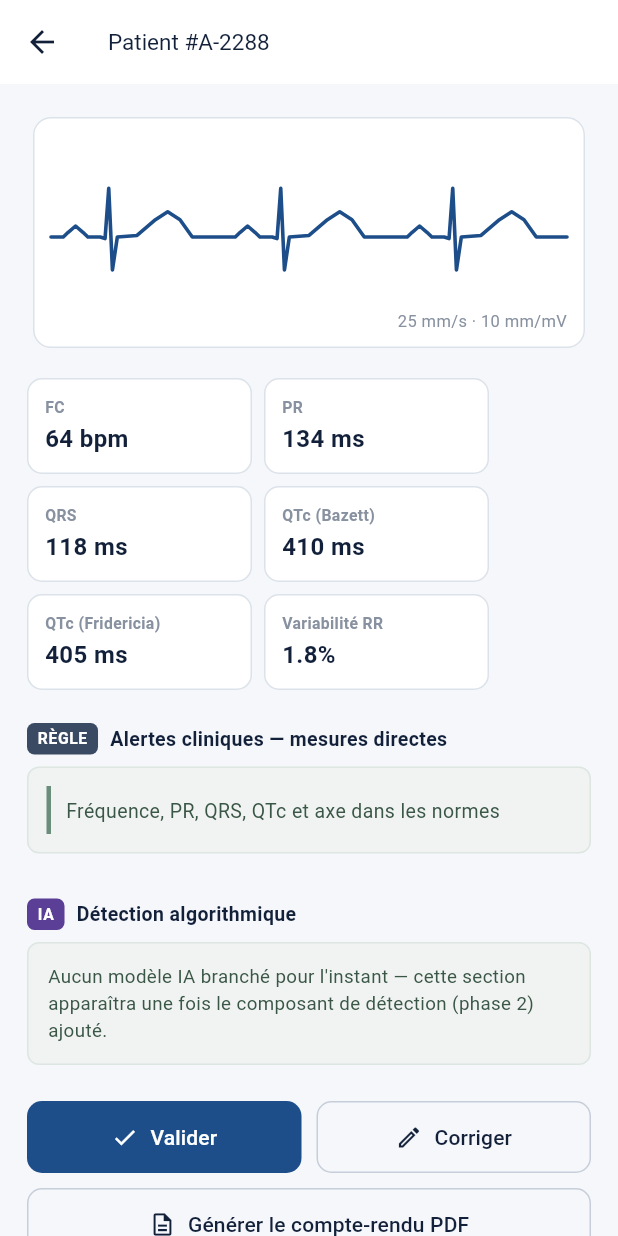
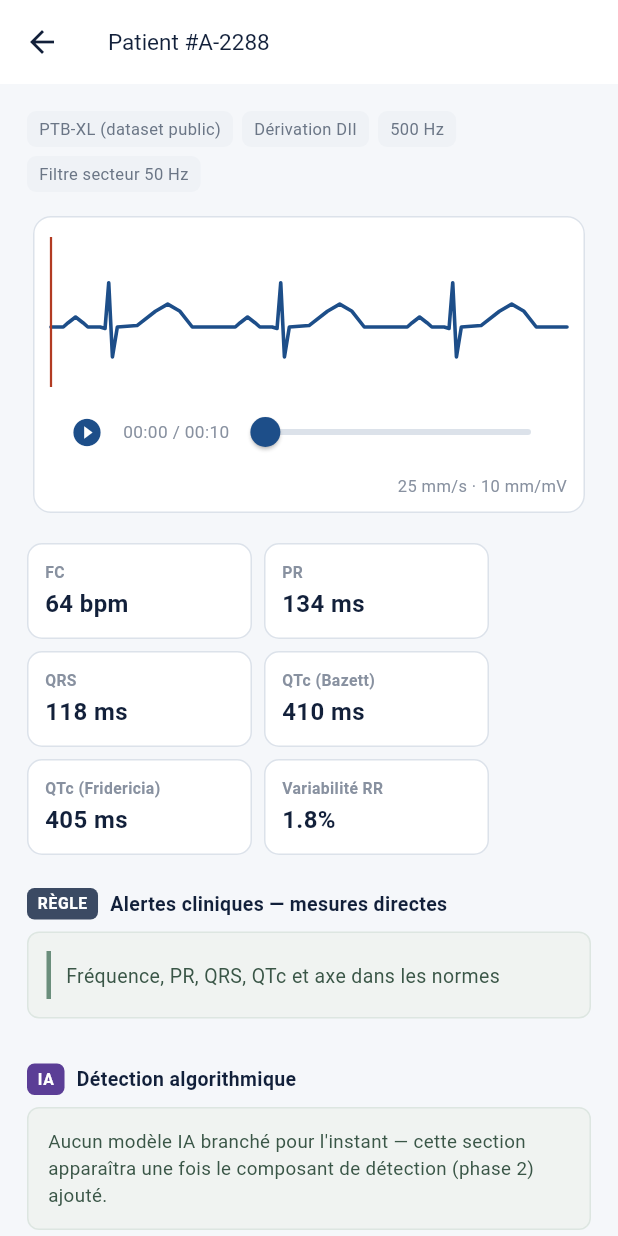
Before and after one commit to houmoyac/cardiolens, a Flutter app: the ResultsScreen screen opened directly with sample values from the repository, on a phone screen of 412 x 824 dp. Run offline on Flutter 3.47's test engine with Material 3 defaults, Android fonts, the phone set to English and light mode, and no system bars.

Commit message:
Ajoute provenance, lecture du tracé et réglages affichés
Inspiré d'une maquette externe (ECG Assist), en ne reprenant que ce
qui correspond à ce qu'on calcule vraiment :

- Barre de métadonnées (source, dérivation, fréquence, filtre secteur
  50 Hz) — valeurs réelles du pipeline actuel, pas inventées.
- Lecture du tracé avec bouton play/pause et curseur temporel
  scrubbable, sur Résultats et Compte-rendu.

Volontairement PAS repris : le panneau "Zones d'analyse" (Hypertrophie/
Ischémie) de la référence — affirmerait des conclusions cliniques
qu'aucun calcul ne supporte aujourd'hui.

Co-Authored-By: Claude Sonnet 5 <noreply@anthropic.com>

```diff
--- a/mobile/lib/models/ecg_result.dart
+++ b/mobile/lib/models/ecg_result.dart
@@ -51,6 +51,10 @@ class EcgCase {
     required this.dateLabel,
     required this.measurements,
     required this.alerts,
+    this.sourceLabel = 'PTB-XL (dataset public)',
+    this.leadLabel = 'Dérivation DII',
+    this.samplingRateHz = 500,
+    this.powerlineFilterHz = 50,
   });
 
   final String id;
@@ -58,6 +62,15 @@ class EcgCase {
   final String dateLabel;
   final EcgMeasurements measurements;
   final List<ClinicalAlert> alerts;
+
+  /// Provenance shown to the physician so they know what they're looking
+  /// at — never invented per-case, just the real, current pipeline
+  /// defaults (single lead, 500 Hz, NeuroKit2's default 50 Hz mains-hum
+  /// filter — see backend ARCHITECTURE.md on why it's mono-lead for now).
+  final String sourceLabel;
+  final String leadLabel;
+  final int samplingRateHz;
+  final int powerlineFilterHz;
 
   bool get hasWarning => alerts.any((a) => a.severity == AlertSeverity.warning);
 
--- a/mobile/lib/screens/report_screen.dart
+++ b/mobile/lib/screens/report_screen.dart
@@ -2,6 +2,7 @@ import 'package:flutter/material.dart';
 
 import '../models/ecg_result.dart';
 import '../theme.dart';
+import '../widgets/ecg_metadata_bar.dart';
 import '../widgets/ecg_trace_painter.dart';
 
 class ReportScreen extends StatelessWidget {
@@ -91,12 +92,14 @@ class ReportScreen extends StatelessWidget {
                     ),
                   ),
                   Text(
-                    '${ecgCase.dateLabel} · Dérivation DII',
+                    ecgCase.dateLabel,
                     style: const TextStyle(
                       fontSize: 12,
                       color: CardioLensColors.textSecondary,
                     ),
                   ),
+                  const SizedBox(height: 8),
+                  EcgMetadataBar(ecgCase: ecgCase),
                   const SizedBox(height: 16),
                   const EcgTracePainter(height: 70),
                   const Divider(height: 28),
--- a/mobile/lib/screens/results_screen.dart
+++ b/mobile/lib/screens/results_screen.dart
@@ -2,6 +2,7 @@ import 'package:flutter/material.dart';
 
 import '../models/ecg_result.dart';
 import '../theme.dart';
+import '../widgets/ecg_metadata_bar.dart';
 import '../widgets/ecg_trace_painter.dart';
 import 'report_screen.dart';
 
@@ -23,12 +24,14 @@ class ResultsScreen extends StatelessWidget {
       body: ListView(
         padding: const EdgeInsets.all(18),
         children: [
+          EcgMetadataBar(ecgCase: ecgCase),
+          const SizedBox(height: 12),
           Card(
             child: Padding(
               padding: const EdgeInsets.fromLTRB(12, 14, 12, 10),
               child: Column(
                 children: [
-                  const EcgTracePainter(),
+                  const EcgTracePainter(showControls: true, height: 100),
                   const SizedBox(height: 4),
                   const Align(
                     alignment: Alignment.centerRight,
--- /dev/null
+++ b/mobile/lib/widgets/ecg_metadata_bar.dart
@@ -0,0 +1,46 @@
+import 'package:flutter/material.dart';
+
+import '../models/ecg_result.dart';
+import '../theme.dart';
+
+/// Shows where this ECG actually came from and how it was actually
+/// processed — real pipeline facts (see EcgCase docs), never invented
+/// clinical claims like a device model we don't know or a lead count we
+/// don't record.
+class EcgMetadataBar extends StatelessWidget {
+  const EcgMetadataBar({super.key, required this.ecgCase});
+
+  final EcgCase ecgCase;
+
+  @override
+  Widget build(BuildContext context) {
+    final items = [
+      ecgCase.sourceLabel,
+      ecgCase.leadLabel,
+      '${ecgCase.samplingRateHz} Hz',
+      'Filtre secteur ${ecgCase.powerlineFilterHz} Hz',
+    ];
+
+    return Wrap(
+      spacing: 6,
+      runSpacing: 6,
+      children: [
+        for (final item in items)
+          Container(
+            padding: const EdgeInsets.symmetric(horizontal: 8, vertical: 4),
+            decoration: BoxDecoration(
+              color: const Color(0xFFEFF2F6),
+              borderRadius: BorderRadius.circular(6),
+            ),
+            child: Text(
+              item,
+              style: const TextStyle(
+                fontSize: 11,
+                color: CardioLensColors.textSecondary,
+              ),
+            ),
+          ),
+      ],
+    );
+  }
+}
--- a/mobile/lib/widgets/ecg_trace_painter.dart
+++ b/mobile/lib/widgets/ecg_trace_painter.dart
@@ -5,22 +5,125 @@ import '../theme.dart';
 /// Draws a stylized, repeating PQRST waveform — the same shape used in the
 /// design mockup. This is illustrative, not a render of the case's actual
 /// signal: the app has no live signal data to plot yet (see EcgCase docs).
-class EcgTracePainter extends StatelessWidget {
-  const EcgTracePainter({super.key, this.height = 110});
+///
+/// [showControls] adds a play/pause button and a scrub slider that sweep a
+/// cursor across the trace over [durationSeconds] — purely a review aid
+/// (matches how real ECG software lets you replay a strip), not tied to any
+/// real playback of signal data.
+class EcgTracePainter extends StatefulWidget {
+  const EcgTracePainter({
+    super.key,
+    this.height = 110,
+    this.showControls = false,
+    this.durationSeconds = 10,
+  });
 
   final double height;
+  final bool showControls;
+  final int durationSeconds;
+
+  @override
+  State<EcgTracePainter> createState() => _EcgTracePainterState();
+}
+
+class _EcgTracePainterState extends State<EcgTracePainter>
+    with SingleTickerProviderStateMixin {
+  late final AnimationController _controller = AnimationController(
+    vsync: this,
+    duration: Duration(seconds: widget.durationSeconds),
+  );
+
+  @override
+  void dispose() {
+    _controller.dispose();
+    super.dispose();
+  }
+
+  void _togglePlay() {
+    if (_controller.isAnimating) {
+      _controller.stop();
+    } else {
+      if (_controller.value >= 1) _controller.value = 0;
+      _controller.forward();
+    }
+    setState(() {});
+  }
+
+  String _formatSeconds(double t) {
+    final s = (t * widget.durationSeconds).round();
+    return '00:${s.toString().padLeft(2, '0')}';
+  }
 
   @override
   Widget build(BuildContext context) {
-    return SizedBox(
-      height: height,
-      width: double.infinity,
-      child: CustomPaint(painter: _TracePainter()),
+    return Column(
+      crossAxisAlignment: CrossAxisAlignment.stretch,
+      children: [
+        SizedBox(
+          height: widget.height,
+          width: double.infinity,
+          child: widget.showControls
+              ? AnimatedBuilder(
+                  animation: _controller,
+                  builder: (context, _) => CustomPaint(
+                    painter: _TracePainter(cursor: _controller.value),
+                  ),
+                )
+              : CustomPaint(painter: const _TracePainter(cursor: null)),
+        ),
+        if (widget.showControls) ...[
+          const SizedBox(height: 6),
+          Row(
+            children: [
+              IconButton(
+                onPressed: _togglePlay,
+                iconSize: 22,
+                color: CardioLensColors.primary,
+                icon: Icon(
+                  _controller.isAnimating
+                      ? Icons.pause_circle_filled
+                      : Icons.play_circle_fill,
+                ),
+              ),
+              AnimatedBuilder(
+                animation: _controller,
+                builder: (context, _) => Text(
+                  '${_formatSeconds(_controller.value)} / 00:${widget.durationSeconds.toString().padLeft(2, '0')}',
+                  style: const TextStyle(
+                    fontSize: 11.5,
+                    color: CardioLensColors.textMuted,
+                  ),
+                ),
+              ),
+              Expanded(
+                child: AnimatedBuilder(
+                  animation: _controller,
+                  builder: (context, _) => Slider(
+                    value: _controller.value.clamp(0, 1),
+                    activeColor: CardioLensColors.primary,
+                    inactiveColor: CardioLensColors.border,
+                    onChanged: (v) {
+                      _controller.stop();
+                      _controller.value = v;
+                      setState(() {});
+                    },
+                  ),
+                ),
+              ),
+            ],
+          ),
+        ],
+      ],
     );
   }
 }
 
 class _TracePainter extends CustomPainter {
+  const _TracePainter({required this.cursor});
+
+  /// Playback position, 0-1, or null to hide the cursor entirely.
+  final double? cursor;
+
   static const _cycle = <Offset>[
     Offset(0, 0),
     Offset(10, 0),
@@ -70,8 +173,21 @@ class _TracePainter extends CustomPainter {
     }
 
     canvas.drawPath(path, paint);
+
+    if (cursor != null) {
+      final cursorX = size.width * cursor!;
+      final cursorPaint = Paint()
+        ..color = CardioLensColors.alertAccent
+        ..strokeWidth = 1.5;
+      canvas.drawLine(
+        Offset(cursorX, 0),
+        Offset(cursorX, size.height),
+        cursorPaint,
+      );
+    }
   }
 
   @override
-  bool shouldRepaint(covariant CustomPainter oldDelegate) => false;
+  bool shouldRepaint(covariant _TracePainter oldDelegate) =>
+      oldDelegate.cursor != cursor;
 }
```
